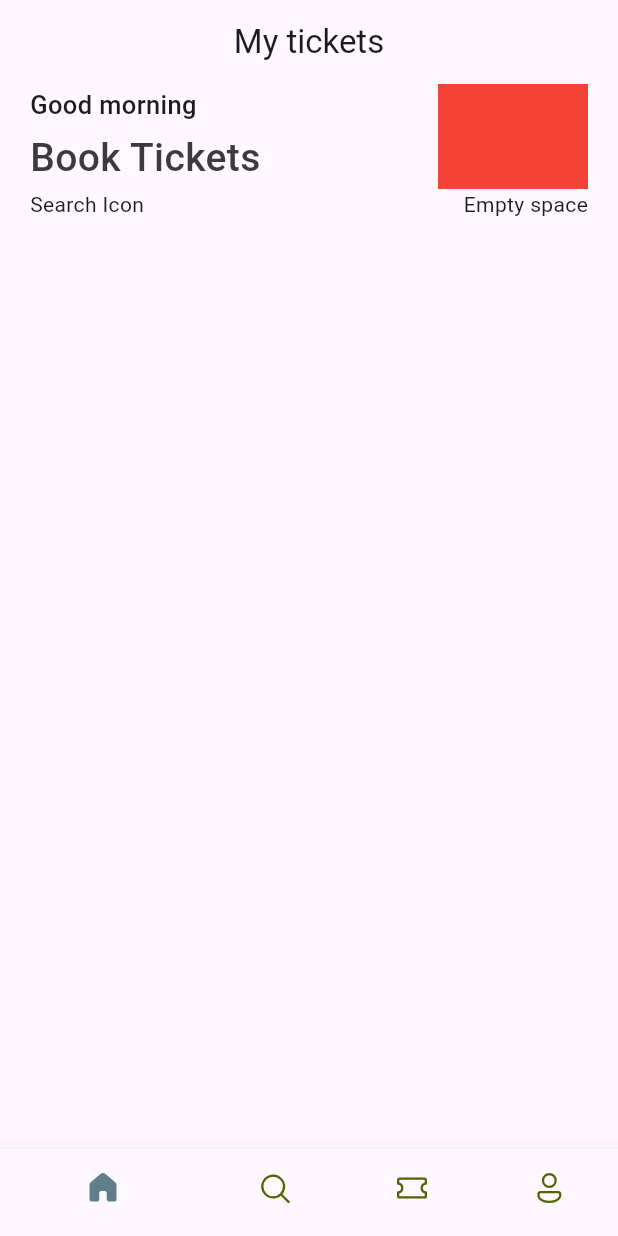
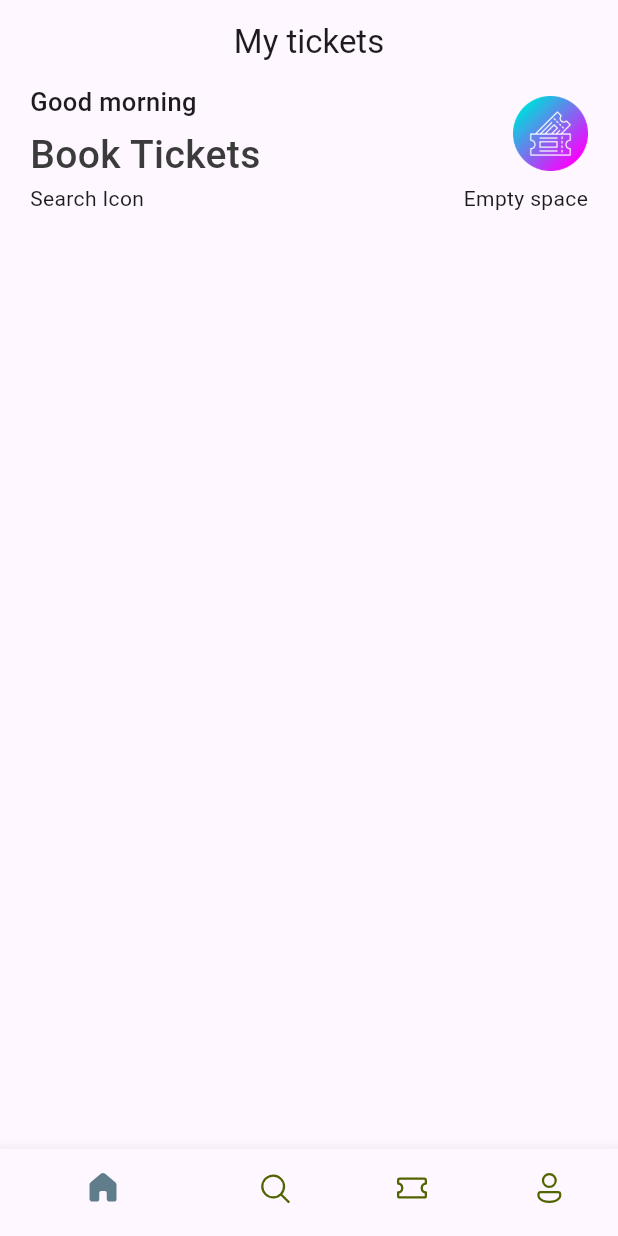
Before and after one commit to Khammunh/book_tickets, a Flutter app: the screen it shows after launch, on a phone screen of 412 x 824 dp. Run offline on Flutter 3.47's test engine with Material 3 defaults, Android fonts, the phone set to English and light mode, and no system bars; our stand-ins replace fluentui_icons.

Commit message:
update code

```diff
--- /dev/null
+++ b/lib/base/res/media.dart
@@ -0,0 +1,4 @@
+class AppMedia {
+  static const _baseImage = "assets/icons";
+  static const logo = '$_baseImage/book_ticket.png';
+}
--- a/lib/base/res/styles/app_style.dart
+++ b/lib/base/res/styles/app_style.dart
@@ -12,7 +12,7 @@ class AppStyles {
   );
   static TextStyle headLineStyle3 = TextStyle(
     fontSize: 17,
-    //here i lean
+
     fontWeight: FontWeight.w500,
   );
 }
--- a/lib/screens/home_screen.dart
+++ b/lib/screens/home_screen.dart
@@ -1,3 +1,4 @@
+import 'package:book_tickets/base/res/media.dart';
 import 'package:book_tickets/base/res/styles/app_style.dart';
 import 'package:flutter/material.dart';
 
@@ -29,13 +30,21 @@ class _HomeScreenState extends State<HomeScreen> {
                           style: AppStyles.headLineStyle3,
                         ),
                         SizedBox(height: 5),
-                        Text("Book Tickets", style: AppStyles.headLineStyle1),
+                        Text(
+                          "Book Tickets",
+                          style: AppStyles.headLineStyle1,
+                        ),
                       ],
                     ),
                     Container(
-                      color: Colors.red,
-                      width: 100,
-                      height: 70,
+                      width: 50,
+                      height: 50,
+                      decoration: BoxDecoration(
+                        borderRadius: BorderRadius.circular(10),
+                        image: DecorationImage(
+                          image: AssetImage(AppMedia.logo),
+                        ),
+                      ),
                     ),
                   ],
                 ),
```
Also changed, not shown: assets/images/airplane.png (added), assets/images/city_view.png (added), assets/images/hotel_room.png (added).
